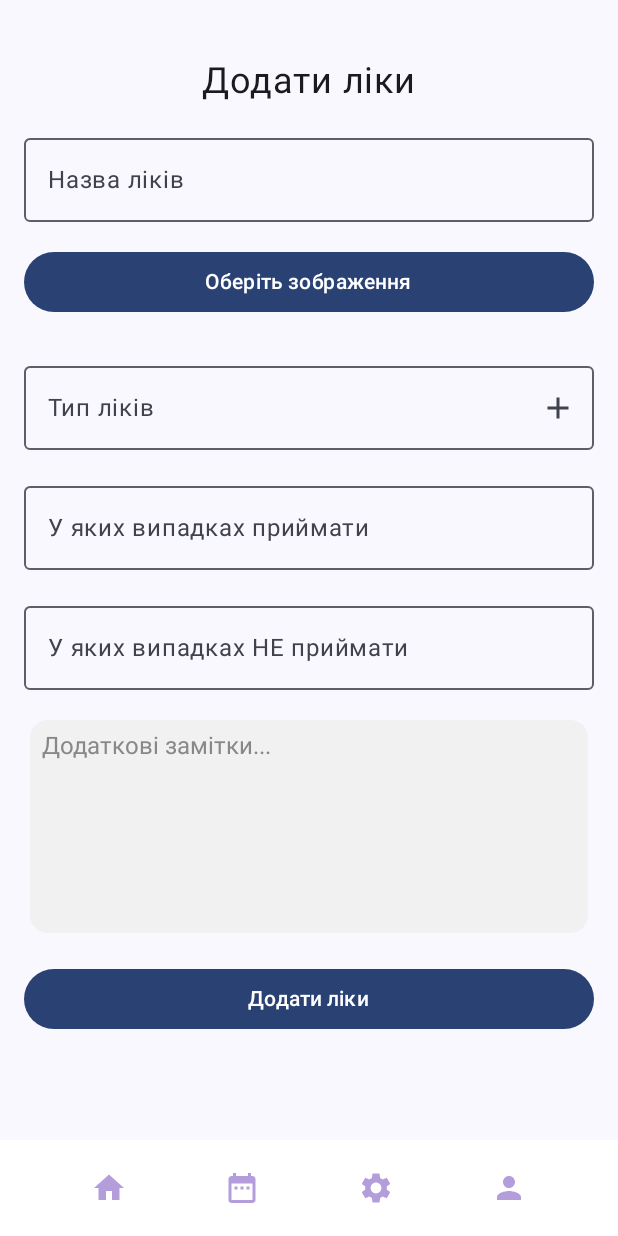
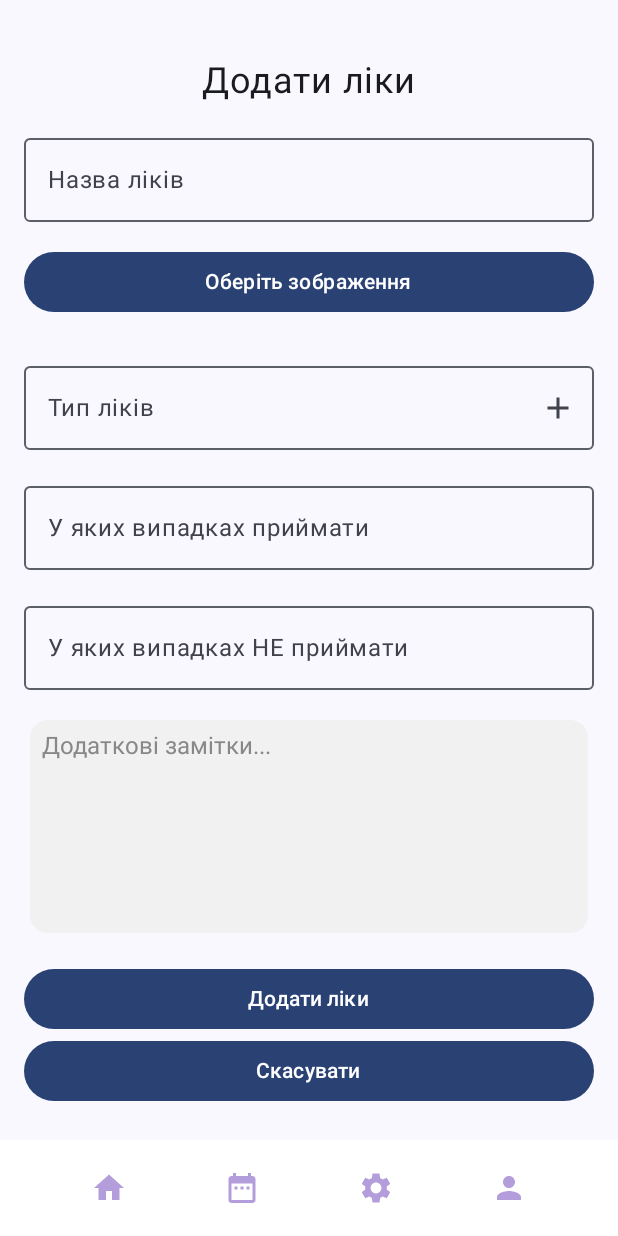
Before and after one commit to alexserhiienkolntu/2024_IPZm11_FluffywareTeamMedicines, an Android app built with Jetpack Compose: the screen it shows after launch (MainActivity), after a tap on "Додати", on a phone screen of 412 x 824 dp. Run offline under Robolectric (Android 15) with nearby library versions, the phone set to English and light mode, and no system bars; our stand-ins replace Room's generated code.

Commit message:
Added Stack and form save (https://trello.com/c/poPxvtqI/11-%D0%B7%D1%80%D0%BE%D0%B1%D0%B8%D1%82%D0%B8-stack-%D0%B4%D0%BB%D1%8F-bottombar-%D1%83).

```diff
--- a/app/src/main/java/ua/edu/lntu/fluffywareteam/medicines/MainActivity.kt
+++ b/app/src/main/java/ua/edu/lntu/fluffywareteam/medicines/MainActivity.kt
@@ -44,6 +44,7 @@ class MainActivity : ComponentActivity() {
 @Composable
 fun MedicinesApp(viewModel: MedicineViewModel) {
     val navController = rememberNavController()
+
     Scaffold(
         modifier = Modifier.fillMaxSize(),
         bottomBar = { BottomNavigationBar(navController) }
@@ -53,14 +54,23 @@ fun MedicinesApp(viewModel: MedicineViewModel) {
             startDestination = "home",
             modifier = Modifier.padding(innerPadding)
         ) {
-            composable("home") { HomeScreen(navController, viewModel) }
+            composable("home") {
+                HomeScreen(navController = navController, viewModel = viewModel)
+            }
             composable("timeline") { TimelineScreen() }
             composable("settings") { SettingsScreen() }
             composable("about") { AboutScreen() }
-            composable("create-medicine-screen") {
-                CreateMedicineScreen(viewModel, onMedicineAdded = {
-                    navController.navigate("home")
-                })
+            composable("create-medicine") {
+                CreateMedicineScreen(
+                    viewModel = viewModel,
+                    navController=navController,
+                    onMedicineAdded = {
+                        navController.navigate("home") {
+                            // Очистим стек до экрана "home"
+                            popUpTo("home") { inclusive = false }
+                        }
+                    }
+                )
             }
         }
     }
--- a/app/src/main/java/ua/edu/lntu/fluffywareteam/medicines/components/BottomNavigationBar.kt
+++ b/app/src/main/java/ua/edu/lntu/fluffywareteam/medicines/components/BottomNavigationBar.kt
@@ -18,6 +18,7 @@ import androidx.compose.ui.Modifier
 import androidx.compose.ui.graphics.Color
 import androidx.compose.ui.unit.dp
 import androidx.navigation.NavHostController
+import ua.edu.lntu.fluffywareteam.medicines.stack.homeStack
 
 @Composable
 fun BottomNavigationBar(navController: NavHostController) {
@@ -28,7 +29,9 @@ fun BottomNavigationBar(navController: NavHostController) {
             .padding(8.dp),
         horizontalArrangement = Arrangement.SpaceEvenly
     ) {
-        IconButton(onClick = { navController.navigate("home") }) {
+        IconButton(onClick = {
+            navController.navigate(homeStack.savedScreen)
+        }) {
             Icon(
                 imageVector = Icons.Default.Home,
                 contentDescription = "Home",
--- a/app/src/main/java/ua/edu/lntu/fluffywareteam/medicines/components/CreateMedicineButton.kt
+++ b/app/src/main/java/ua/edu/lntu/fluffywareteam/medicines/components/CreateMedicineButton.kt
@@ -16,13 +16,15 @@ import androidx.compose.ui.graphics.Color
 import androidx.compose.ui.unit.dp
 import androidx.compose.ui.unit.sp
 import androidx.navigation.NavHostController
+import ua.edu.lntu.fluffywareteam.medicines.stack.homeStack
 
 @Composable
 fun CreateMedicineButton(navController: NavHostController) {
 
     Button(
         onClick = {
-            navController.navigate("create-medicine-screen")
+            homeStack.savedScreen = "create-medicine"
+            navController.navigate("create-medicine")
         },
         modifier = Modifier
             .padding(16.dp)
--- a/app/src/main/java/ua/edu/lntu/fluffywareteam/medicines/rooms/MedicineDatabase.kt
+++ b/app/src/main/java/ua/edu/lntu/fluffywareteam/medicines/rooms/MedicineDatabase.kt
@@ -1,4 +1,4 @@
-// File: ./rooms/MedicineDatabase.kt
+// File: ./rooms/MedicineDatabase.ktерехід на архітектуру MVVM. (https://trello.com/c/ydMmRKGc/10-%D0%B7%D1%80%D0%BE%D0%B1%D0%B8%D1%82%D0%B8-%D0%BF%D0%B5%D1%80%D0%B5%D1%85%D1%96%D0%B4-%D0%BD%D0%B0-%D0%B0%D1%80%D1%85%D1%96%D1%82%D0%B5%D0%BA%D1%82%D1%83%D1%80%D1%83-mvvm)
 package ua.edu.lntu.fluffywareteam.medicines.rooms
 
 import androidx.room.Database
--- a/app/src/main/java/ua/edu/lntu/fluffywareteam/medicines/screens/CreateMedicineScreen.kt
+++ b/app/src/main/java/ua/edu/lntu/fluffywareteam/medicines/screens/CreateMedicineScreen.kt
@@ -29,8 +29,8 @@ import androidx.compose.material3.Text
 import androidx.compose.runtime.Composable
 import androidx.compose.runtime.getValue
 import androidx.compose.runtime.mutableStateOf
+import androidx.compose.runtime.rememberCoroutineScope
 import androidx.compose.runtime.remember
-import androidx.compose.runtime.rememberCoroutineScope
 import androidx.compose.runtime.setValue
 import androidx.compose.ui.Alignment
 import androidx.compose.ui.Modifier
@@ -39,12 +39,15 @@ import androidx.compose.ui.platform.LocalContext
 import androidx.compose.ui.text.TextStyle
 import androidx.compose.ui.unit.dp
 import androidx.compose.ui.unit.sp
+import androidx.navigation.NavHostController
 import kotlinx.coroutines.launch
 import ua.edu.lntu.fluffywareteam.medicines.entities.Medicine
+import ua.edu.lntu.fluffywareteam.medicines.stack.createMedicineFormStack
+import ua.edu.lntu.fluffywareteam.medicines.stack.homeStack
 import ua.edu.lntu.fluffywareteam.medicines.viewmodels.MedicineViewModel
 
 @Composable
-fun CreateMedicineScreen(viewModel: MedicineViewModel, onMedicineAdded: () -> Unit) {
+fun CreateMedicineScreen(viewModel: MedicineViewModel, navController: NavHostController, onMedicineAdded: () -> Unit) {
     var medicineName by remember { mutableStateOf("") }
     var medicineImageUri by remember { mutableStateOf<Uri?>(null) }
     var medicineType by remember { mutableStateOf("") }
@@ -54,13 +57,20 @@ fun CreateMedicineScreen(viewModel: MedicineViewModel, onMedicineAdded: () -> Un
     val medicineTypes = listOf("Таблетки", "Капсули", "Сироп", "Інше")
     var isDropdownExpanded by remember { mutableStateOf(false) }
 
+    medicineName = createMedicineFormStack.medicineName
+    whenToUse = createMedicineFormStack.whenToUse
+    whenNotToUse = createMedicineFormStack.whenNotToUse
+    additionalNotes = createMedicineFormStack.additionalNotes
+
     val scope = rememberCoroutineScope()
 
     // Launcher for choosing an image
     val launcher = rememberLauncherForActivityResult(
         contract = ActivityResultContracts.GetContent()
     ) { uri: Uri? ->
-        medicineImageUri = uri
+        if (uri != null) {
+            medicineImageUri = uri
+        }
     }
 
     val context = LocalContext.current
@@ -82,7 +92,7 @@ fun CreateMedicineScreen(viewModel: MedicineViewModel, onMedicineAdded: () -> Un
         // Назва ліків
         OutlinedTextField(
             value = medicineName,
-            onValueChange = { medicineName = it },
+            onValueChange = { medicineName = it; createMedicineFormStack.medicineName = it },
             label = { Text("Назва ліків") },
             modifier = Modifier.fillMaxWidth()
         )
@@ -139,7 +149,7 @@ fun CreateMedicineScreen(viewModel: MedicineViewModel, onMedicineAdded: () -> Un
         // У яких випадках приймати
         OutlinedTextField(
             value = whenToUse,
-            onValueChange = { whenToUse = it },
+            onValueChange = { whenToUse = it; createMedicineFormStack.whenToUse = it },
             label = { Text("У яких випадках приймати") },
             modifier = Modifier.fillMaxWidth()
         )
@@ -148,9 +158,9 @@ fun CreateMedicineScreen(viewModel: MedicineViewModel, onMedicineAdded: () -> Un
         // У яких випадках НЕ приймати
         OutlinedTextField(
             value = whenNotToUse,
-            onValueChange = { whenNotToUse = it },
+            onValueChange = { whenNotToUse = it; createMedicineFormStack.whenNotToUse = it },
             label = { Text("У яких випадках НЕ приймати") },
-            modifier = Modifier.fillMaxWidth()
+            modifier = Modifier.fillMaxWidth(),
         )
         Spacer(modifier = Modifier.height(16.dp))
 
@@ -165,7 +175,7 @@ fun CreateMedicineScreen(viewModel: MedicineViewModel, onMedicineAdded: () -> Un
         ) {
             BasicTextField(
                 value = additionalNotes,
-                onValueChange = { additionalNotes = it },
+                onValueChange = { additionalNotes = it; createMedicineFormStack.additionalNotes = it },
                 textStyle = TextStyle(fontSize = 16.sp),
                 modifier = Modifier
                     .fillMaxSize()
@@ -198,6 +208,8 @@ fun CreateMedicineScreen(viewModel: MedicineViewModel, onMedicineAdded: () -> Un
                                 additionalNotes = additionalNotes
                             )
                         )
+                        homeStack.savedScreen = "home"
+                        createMedicineFormStack.clear()
                         onMedicineAdded() // Go to HomeScreen
                     }
                 } else {
@@ -213,5 +225,15 @@ fun CreateMedicineScreen(viewModel: MedicineViewModel, onMedicineAdded: () -> Un
         ) {
             Text(text = "Додати ліки")
         }
+
+        Button(
+            onClick = {
+                homeStack.savedScreen = "home"
+                navController.navigate("home")
+            },
+            modifier = Modifier.fillMaxWidth(),
+        ) {
+            Text(text = "Скасувати")
+        }
     }
 }
--- /dev/null
+++ b/app/src/main/java/ua/edu/lntu/fluffywareteam/medicines/stack/CreateMedicineFormStack.kt
@@ -0,0 +1,15 @@
+package ua.edu.lntu.fluffywareteam.medicines.stack
+
+class CreateMedicineFormStack(
+    var medicineName: String = "",
+    var whenToUse: String = "",
+    var whenNotToUse: String = "",
+    var additionalNotes: String = "",
+) {
+    fun clear() {
+        medicineName = ""
+        whenToUse = ""
+        whenNotToUse = ""
+        additionalNotes = ""
+    }
+}
--- /dev/null
+++ b/app/src/main/java/ua/edu/lntu/fluffywareteam/medicines/stack/ScreenStack.kt
@@ -0,0 +1,3 @@
+package ua.edu.lntu.fluffywareteam.medicines.stack
+
+class ScreenStack(var savedScreen: String)
--- /dev/null
+++ b/app/src/main/java/ua/edu/lntu/fluffywareteam/medicines/stack/Stacks.kt
@@ -0,0 +1,4 @@
+package ua.edu.lntu.fluffywareteam.medicines.stack
+
+val homeStack = ScreenStack("home")
+val createMedicineFormStack = CreateMedicineFormStack()
```
